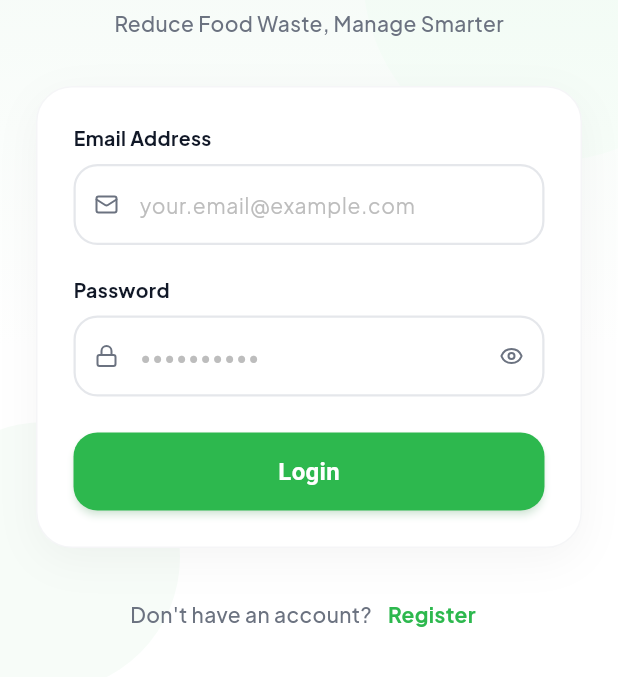
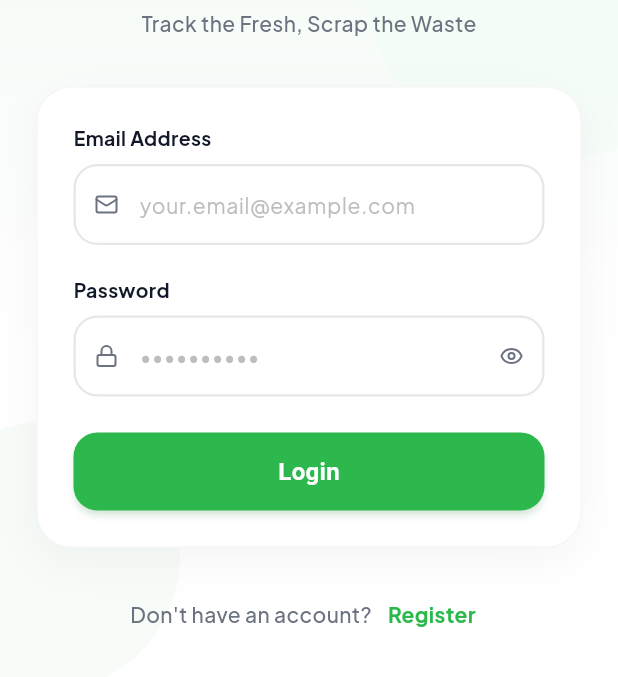
Before and after one commit to bryannnn03/ZeroWaste, a Flutter app: the screen it shows after launch, on a phone screen of 412 x 824 dp, the part 394-1071 px from its top. Run offline on Flutter 3.47's test engine with Material 3 defaults, Android fonts, the phone set to English and light mode, and no system bars; our stand-ins replace google_fonts, image_picker, lucide_icons, supabase_flutter; accounts and stored records are empty.

Commit message:
Make changes and touch up to Login Screen

```diff
--- a/lib/screens/login_screen.dart
+++ b/lib/screens/login_screen.dart
@@ -208,7 +208,7 @@ class _LoginScreenState extends State<LoginScreen> {
                             ),
                             const SizedBox(height: 6),
                             const Text(
-                              'Reduce Food Waste, Manage Smarter',
+                              'Track the Fresh, Scrap the Waste',
                               style: TextStyle(
                                 fontSize: 14,
                                 fontWeight: FontWeight.w500,
```
